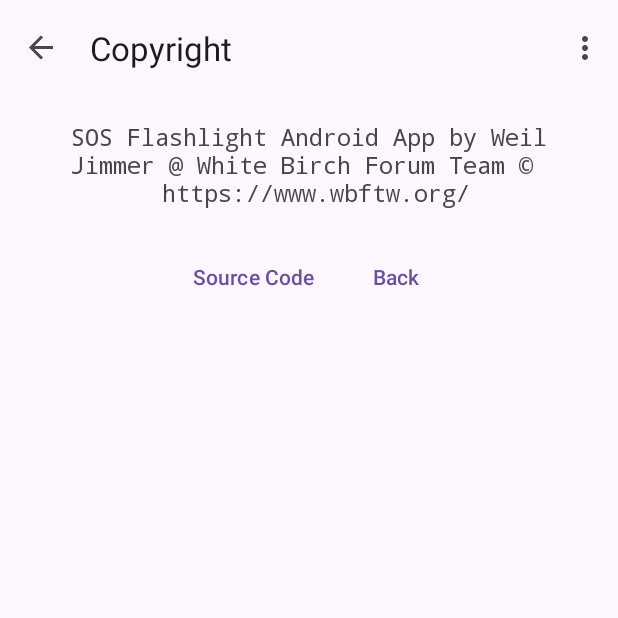
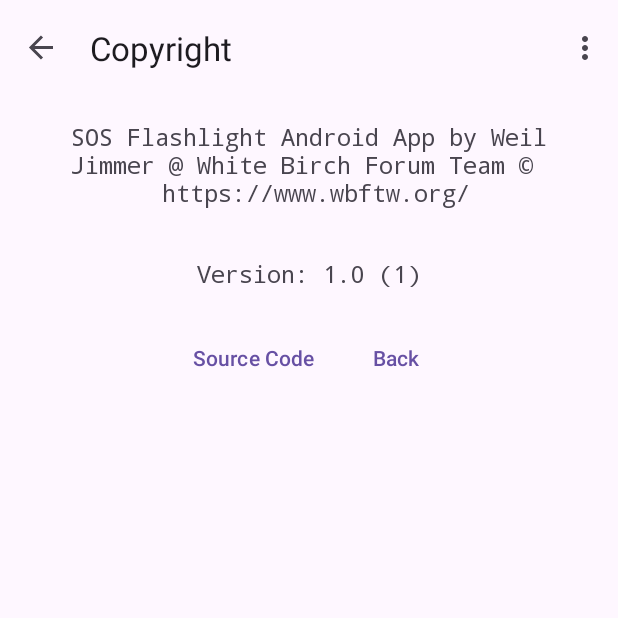
Before and after one commit to WeilJimmer/SOSFlashlightApp, an Android app: the AboutFragment screen opened through its navigation route, on a phone screen of 412 x 824 dp, the top half of it. Run offline under Robolectric (Android 15) with nearby library versions, the phone set to English and light mode, and no system bars; our stand-ins replace navigation-ui.

Commit message:
Refactor: Improve permission handling and About screen
This commit introduces the following changes:

-   Refactored permission requests into a new `BaseActivity` class, simplifying `MainActivity`.
-   Renamed `CopyrightFragment` and its layout to `AboutFragment` and `fragment_about.xml` respectively.
-   Added app version information to the About screen.
-   Enhanced flashlight detection in `SOSFlashlightService` to select a camera with an available flash.
-   Updated string resources for permission messages and feature availability.
-   Enabled `buildConfig` in `app/build.gradle.kts`.
-   Removed redundant CAMERA permission and feature declarations from `AndroidManifest.xml` as flashlight access implies camera usage.
-   Improved logging in `SOSFlashlightService`.

```diff
--- a/app/build.gradle.kts
+++ b/app/build.gradle.kts
@@ -35,6 +35,11 @@ android {
     }
     buildFeatures {
         viewBinding = true
+        buildConfig = true
+    }
+    dependenciesInfo {
+        includeInApk = false
+        includeInBundle = false
     }
 }
 
--- a/app/src/main/AndroidManifest.xml
+++ b/app/src/main/AndroidManifest.xml
@@ -1,11 +1,9 @@
 <?xml version="1.0" encoding="utf-8"?>
 <manifest xmlns:android="http://schemas.android.com/apk/res/android">
-    <uses-permission android:name="android.permission.CAMERA" />
     <uses-permission android:name="android.permission.FOREGROUND_SERVICE" />
     <uses-permission android:name="android.permission.POST_NOTIFICATIONS" />
     <uses-permission android:name="android.permission.FOREGROUND_SERVICE_MEDIA_PLAYBACK" />
     <uses-permission android:name="android.permission.VIBRATE" />
-    <uses-feature android:name="android.hardware.camera" />
     <uses-feature android:name="android.hardware.camera.flash" android:required="false" />
     <application
         android:name=".SOSFlashlightApp"
--- /dev/null
+++ b/app/src/main/java/org/wbftw/weil/sos_flashlight/ui/activity/BaseActivity.kt
@@ -0,0 +1,53 @@
+package org.wbftw.weil.sos_flashlight.ui.activity
+
+import android.Manifest
+import android.content.pm.PackageManager
+import android.os.Build
+import android.util.Log
+import android.widget.Toast
+import androidx.appcompat.app.AppCompatActivity
+import androidx.core.app.ActivityCompat
+import androidx.core.content.ContextCompat
+import org.wbftw.weil.sos_flashlight.R
+import org.wbftw.weil.sos_flashlight.services.SOSFlashlightService
+
+open class BaseActivity : AppCompatActivity() {
+
+    private val TAG = "BaseActivity"
+    private val CAMERA_PERMISSION_REQUEST_CODE = 1001
+    private val NOTIFICATION_PERMISSION_REQUEST_CODE = 1002
+
+    fun toastShort(message: String) {
+        Toast.makeText(this, message, Toast.LENGTH_SHORT).show()
+    }
+
+    fun toastLong(message: String) {
+        Toast.makeText(this, message, Toast.LENGTH_LONG).show()
+    }
+
+    /**
+     * Requests camera permission if not already granted.
+     * If permission is granted, executes the provided setup function.
+     * @param setup The function to execute if permission is granted.
+     */
+    fun requestCameraPermission(setup: () -> Unit) {
+        if (ContextCompat.checkSelfPermission(this, Manifest.permission.CAMERA) != PackageManager.PERMISSION_GRANTED) {
+            ActivityCompat.requestPermissions(this, arrayOf(Manifest.permission.CAMERA), CAMERA_PERMISSION_REQUEST_CODE)
+            toastLong(getString(R.string.code_flashlight_permission_message))
+        } else {
+            Log.v(TAG, "Camera permission already granted")
+            setup()
+        }
+    }
+
+    fun requestNotificationPermission() {
+        if (Build.VERSION.SDK_INT >= Build.VERSION_CODES.TIRAMISU) {
+            if (ContextCompat.checkSelfPermission(this, Manifest.permission.POST_NOTIFICATIONS) != PackageManager.PERMISSION_GRANTED) {
+                ActivityCompat.requestPermissions(this, arrayOf(Manifest.permission.POST_NOTIFICATIONS), NOTIFICATION_PERMISSION_REQUEST_CODE)
+            }else{
+                Log.v(TAG, "Notification permission already granted")
+            }
+        }
+    }
+
+}
--- a/app/src/main/java/org/wbftw/weil/sos_flashlight/ui/activity/MainActivity.kt
+++ b/app/src/main/java/org/wbftw/weil/sos_flashlight/ui/activity/MainActivity.kt
@@ -1,6 +1,5 @@
 package org.wbftw.weil.sos_flashlight.ui.activity
 
-import android.Manifest
 import android.content.BroadcastReceiver
 import android.content.Context
 import android.content.Intent
@@ -15,10 +14,7 @@ import android.view.Menu
 import android.view.MenuItem
 import android.view.ViewGroup
 import android.view.WindowManager
-import android.widget.Toast
 import androidx.activity.enableEdgeToEdge
-import androidx.appcompat.app.AppCompatActivity
-import androidx.core.app.ActivityCompat
 import androidx.core.content.ContextCompat
 import androidx.core.view.ViewCompat
 import androidx.core.view.WindowCompat
@@ -39,7 +35,7 @@ import org.wbftw.weil.sos_flashlight.databinding.ActivityMainBinding
 import org.wbftw.weil.sos_flashlight.ui.fragment.MainFragment
 import java.util.concurrent.atomic.AtomicBoolean
 
-class MainActivity : AppCompatActivity() {
+class MainActivity : BaseActivity() {
 
     val TAG = "MainActivity"
 
@@ -84,12 +80,9 @@ class MainActivity : AppCompatActivity() {
         appBarConfiguration = AppBarConfiguration(navController.graph)
         setupActionBarWithNavController(navController, appBarConfiguration)
 
-        // 檢查權限
-        if (ContextCompat.checkSelfPermission(this, Manifest.permission.CAMERA) != PackageManager.PERMISSION_GRANTED) {
-            ActivityCompat.requestPermissions(this, arrayOf(Manifest.permission.CAMERA), CAMERA_PERMISSION_REQUEST_CODE)
-        } else {
-            setupFlashlight()
-        }
+        checkFlashlight()
+
+        requestNotificationPermission()
 
         init()
 
@@ -178,6 +171,8 @@ class MainActivity : AppCompatActivity() {
     }
 
     private fun startSendMessageService() {
+        requestNotificationPermission()
+
         val intent = Intent(this, SOSFlashlightService::class.java).apply {
             action = SOSFlashlightService.Companion.ACTION_START_SOS
         }
@@ -207,10 +202,9 @@ class MainActivity : AppCompatActivity() {
     }
 
 
-    private fun setupFlashlight() {
-        // 檢查設備是否有閃光燈
+    private fun checkFlashlight() {
         if (!packageManager.hasSystemFeature(PackageManager.FEATURE_CAMERA_FLASH)) {
-            Toast.makeText(this, "此設備沒有閃光燈", Toast.LENGTH_SHORT).show()
+            toastLong(getString(R.string.code_feature_no_flashlight_message))
             return
         }
     }
--- a/app/src/main/java/org/wbftw/weil/sos_flashlight/ui/fragment/AboutFragment.kt
+++ b/app/src/main/java/org/wbftw/weil/sos_flashlight/ui/fragment/AboutFragment.kt
@@ -1,6 +1,8 @@
 package org.wbftw.weil.sos_flashlight.ui.fragment
 
+import android.annotation.SuppressLint
 import android.content.Intent
+import android.os.Build
 import android.os.Bundle
 import android.view.LayoutInflater
 import android.view.View
@@ -8,15 +10,16 @@ import android.view.ViewGroup
 import androidx.core.net.toUri
 import androidx.fragment.app.Fragment
 import androidx.navigation.fragment.findNavController
+import org.wbftw.weil.sos_flashlight.BuildConfig
 import org.wbftw.weil.sos_flashlight.R
-import org.wbftw.weil.sos_flashlight.databinding.FragmentCopyrightBinding
+import org.wbftw.weil.sos_flashlight.databinding.FragmentAboutBinding
 
 /**
  * [AboutFragment] is used to display the copyright information and provide navigation options.
  */
 class AboutFragment : Fragment() {
 
-    private var _binding: FragmentCopyrightBinding? = null
+    private var _binding: FragmentAboutBinding? = null
     private val binding get() = _binding!!
 
     override fun onCreateView(
@@ -24,13 +27,16 @@ class AboutFragment : Fragment() {
         savedInstanceState: Bundle?
     ): View {
 
-        _binding = FragmentCopyrightBinding.inflate(inflater, container, false)
+        _binding = FragmentAboutBinding.inflate(inflater, container, false)
         return binding.root
 
     }
 
+    @SuppressLint("SetTextI18n")
     override fun onViewCreated(view: View, savedInstanceState: Bundle?) {
         super.onViewCreated(view, savedInstanceState)
+
+        binding.textviewVersion.text = "Version: ${BuildConfig.VERSION_NAME} (${BuildConfig.VERSION_CODE})"
 
         binding.buttonClick.setOnClickListener {
             findNavController().navigate(R.id.FirstFragment)
@@ -39,7 +45,7 @@ class AboutFragment : Fragment() {
         binding.buttonSource.setOnClickListener {
             val intent = Intent(
                 Intent.ACTION_VIEW,
-                "https://github.com/WeilJimmer/SOSFlashlighApp.git".toUri()
+                "https://github.com/WeilJimmer/SOSFlashlightApp.git".toUri()
             )
             startActivity(intent)
         }
--- a/app/src/main/res/layout/fragment_copyright.xml
+++ b/app/src/main/res/layout/fragment_about.xml
@@ -13,7 +13,6 @@
         android:gravity="center">
 
         <TextView
-            android:id="@+id/textview_code"
             android:layout_width="wrap_content"
             android:layout_height="wrap_content"
             android:fontFamily="monospace"
@@ -21,6 +20,17 @@
             android:layout_margin="16sp"
             android:textAlignment="center"
             android:text="@string/copyright_text" />
+
+        <TextView
+            android:id="@+id/textview_version"
+            android:layout_width="match_parent"
+            android:layout_height="wrap_content"
+            android:fontFamily="monospace"
+            android:textSize="16sp"
+            android:layout_margin="16sp"
+            android:textAlignment="center"
+            tools:text = "Version: 1.0.0"
+            tools:ignore="HardcodedText" />
 
         <LinearLayout
             style="?android:attr/buttonBarStyle"
--- a/app/src/main/res/navigation/nav_graph.xml
+++ b/app/src/main/res/navigation/nav_graph.xml
@@ -40,7 +40,7 @@
         android:id="@+id/CopyrightFragment"
         android:name="org.wbftw.weil.sos_flashlight.ui.fragment.AboutFragment"
         android:label="Copyright"
-        tools:layout="@layout/fragment_copyright">
+        tools:layout="@layout/fragment_about">
     </fragment>
 
 </navigation>
--- a/app/src/main/res/values/strings.xml
+++ b/app/src/main/res/values/strings.xml
@@ -25,4 +25,7 @@
     <string name="code_stop">Stop</string>
     <string name="code_notification_sos_signal_title">SOS Signal</string>
     <string name="code_notification_sos_signal_description">It\'s sending SOS signal...</string>
+    <string name="code_flashlight_permission_message">We cannot using flashlight without camera permission, please grant it.</string>
+    <string name="code_notification_permission_message">We cannot send notifications without permission, please allow it in settings.</string>
+    <string name="code_feature_no_flashlight_message">This device does not have a flashlight.</string>
 </resources>
```
Also changed, not shown: app/src/main/java/org/wbftw/weil/sos_flashlight/services/SOSFlashlightService.kt (+16 -11 lines).
